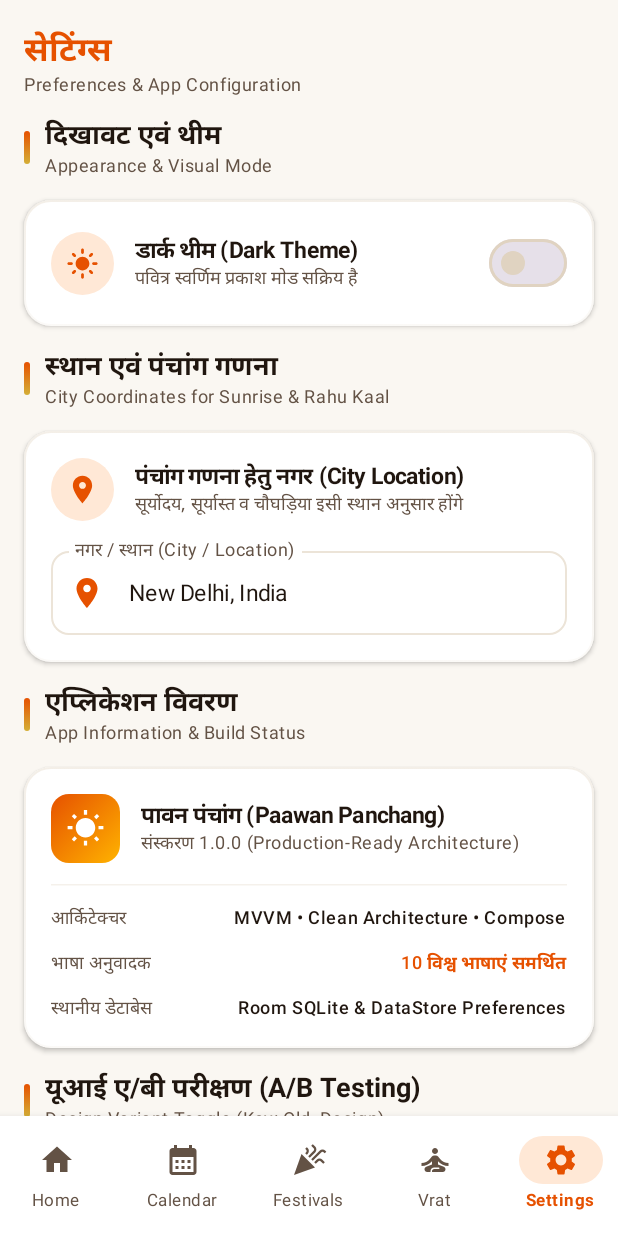
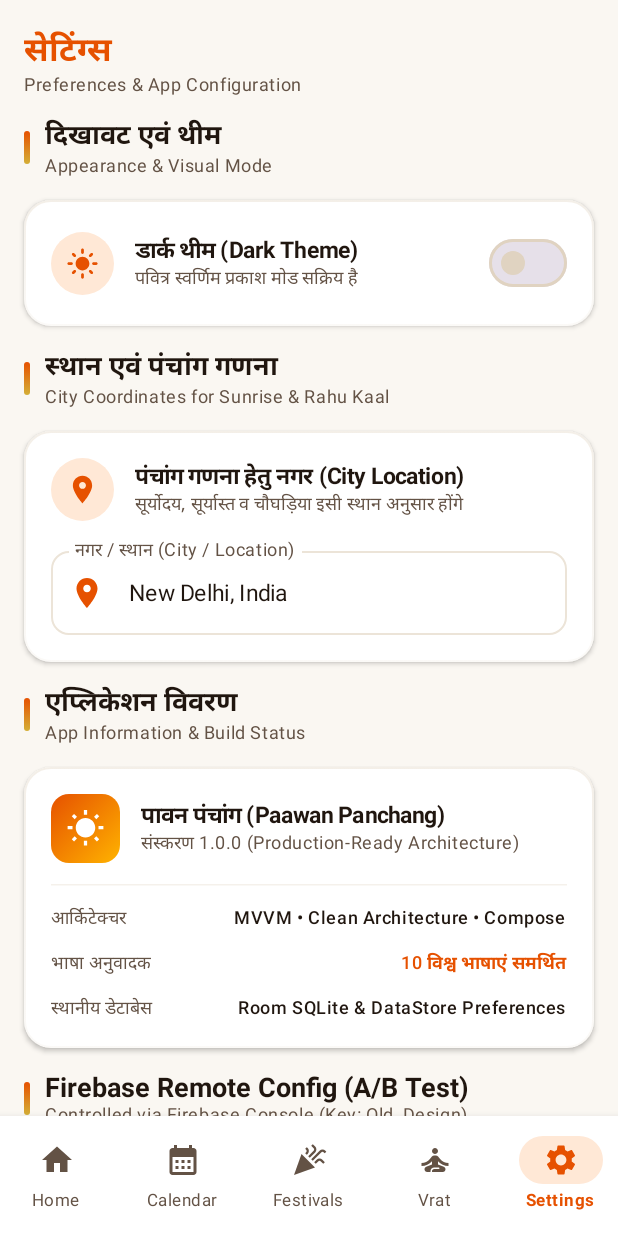
Before and after one commit to AbhishekTyagiOfficial/paawan-panchang-android, an Android app built with Jetpack Compose: the screen it shows after launch (MainActivity), item 5 of the bottom bar chosen, on a phone screen of 412 x 824 dp. Run offline under Robolectric (Android 15) with nearby library versions, the light colour scheme and no system bars; our stand-ins replace Dagger/Hilt's generated code, Room's generated code; 2 statements that could not run were skipped.

Commit message:
feat(remote-config): integrate Firebase Remote Config SDK to control Old_Design over the air

```diff
--- /dev/null
+++ b/app/src/main/java/com/paawan/panchang/data/remote/config/FirebaseRemoteConfigManager.kt
@@ -0,0 +1,69 @@
+package com.paawan.panchang.data.remote.config
+
+import android.util.Log
+import com.google.firebase.remoteconfig.ConfigUpdate
+import com.google.firebase.remoteconfig.ConfigUpdateListener
+import com.google.firebase.remoteconfig.FirebaseRemoteConfig
+import com.google.firebase.remoteconfig.FirebaseRemoteConfigException
+import com.paawan.panchang.data.local.datastore.UserPreferencesRepository
+import kotlinx.coroutines.CoroutineScope
+import kotlinx.coroutines.Dispatchers
+import kotlinx.coroutines.flow.MutableStateFlow
+import kotlinx.coroutines.flow.StateFlow
+import kotlinx.coroutines.flow.asStateFlow
+import kotlinx.coroutines.launch
+import javax.inject.Inject
+import javax.inject.Singleton
+
+@Singleton
+class FirebaseRemoteConfigManager @Inject constructor(
+    private val remoteConfig: FirebaseRemoteConfig,
+    private val preferencesRepository: UserPreferencesRepository
+) {
+    companion object {
+        private const val TAG = "FirebaseRemoteConfig"
+        const val KEY_OLD_DESIGN = "Old_Design"
+    }
+
+    private val scope = CoroutineScope(Dispatchers.IO)
+    private val _rcOldDesign = MutableStateFlow<Boolean?>(null)
+    val rcOldDesign: StateFlow<Boolean?> = _rcOldDesign.asStateFlow()
+
+    fun fetchAndApply() {
+        remoteConfig.fetchAndActivate()
+            .addOnCompleteListener { task ->
+                if (task.isSuccessful) {
+                    val isOld = remoteConfig.getBoolean(KEY_OLD_DESIGN)
+                    Log.d(TAG, "Successfully fetched & activated Remote Config: $KEY_OLD_DESIGN = $isOld")
+                    _rcOldDesign.value = isOld
+                    scope.launch {
+                        preferencesRepository.setOldDesign(isOld)
+                    }
+                } else {
+                    Log.w(TAG, "Failed to fetch Remote Config", task.exception)
+                }
+            }
+
+        // Real-time listener for instantaneous updates from Firebase Console
+        remoteConfig.addOnConfigUpdateListener(object : ConfigUpdateListener {
+            override fun onUpdate(configUpdate: ConfigUpdate) {
+                if (configUpdate.updatedKeys.contains(KEY_OLD_DESIGN)) {
+                    remoteConfig.activate().addOnCompleteListener { activateTask ->
+                        if (activateTask.isSuccessful) {
+                            val isOld = remoteConfig.getBoolean(KEY_OLD_DESIGN)
+                            Log.d(TAG, "Real-time update received: $KEY_OLD_DESIGN = $isOld")
+                            _rcOldDesign.value = isOld
+                            scope.launch {
+                                preferencesRepository.setOldDesign(isOld)
+                            }
+                        }
+                    }
+                }
+            }
+
+            override fun onError(error: FirebaseRemoteConfigException) {
+                Log.w(TAG, "Remote Config update listener error", error)
+            }
+        })
+    }
+}
--- a/app/src/main/java/com/paawan/panchang/presentation/MainViewModel.kt
+++ b/app/src/main/java/com/paawan/panchang/presentation/MainViewModel.kt
@@ -3,6 +3,7 @@ package com.paawan.panchang.presentation
 import androidx.lifecycle.ViewModel
 import androidx.lifecycle.viewModelScope
 import com.paawan.panchang.data.local.datastore.UserPreferencesRepository
+import com.paawan.panchang.data.remote.config.FirebaseRemoteConfigManager
 import dagger.hilt.android.lifecycle.HiltViewModel
 import kotlinx.coroutines.flow.SharingStarted
 import kotlinx.coroutines.flow.StateFlow
@@ -11,8 +12,14 @@ import javax.inject.Inject
 
 @HiltViewModel
 class MainViewModel @Inject constructor(
-    userPreferencesRepository: UserPreferencesRepository
+    userPreferencesRepository: UserPreferencesRepository,
+    private val remoteConfigManager: FirebaseRemoteConfigManager
 ) : ViewModel() {
+
+    init {
+        // Fetch and activate Firebase Remote Config on launch
+        remoteConfigManager.fetchAndApply()
+    }
 
     val isDarkMode: StateFlow<Boolean?> = userPreferencesRepository.isDarkMode
         .stateIn(
--- a/app/src/main/java/com/paawan/panchang/presentation/settings/SettingsScreen.kt
+++ b/app/src/main/java/com/paawan/panchang/presentation/settings/SettingsScreen.kt
@@ -305,11 +305,11 @@ fun SettingsScreen(
         }
 
         // =========================================================================
-        // 5. Section: UI A/B Testing
+        // 5. Section: UI A/B Testing (Firebase Remote Config)
         // =========================================================================
         SacredSectionHeader(
-            title = "यूआई ए/बी परीक्षण (A/B Testing)",
-            subtitle = "Design Variant Toggle (Key: Old_Design)"
+            title = "Firebase Remote Config (A/B Test)",
+            subtitle = "Controlled via Firebase Console (Key: Old_Design)"
         )
 
         PaawanCard(
@@ -344,13 +344,13 @@ fun SettingsScreen(
                     Spacer(modifier = Modifier.width(14.dp))
                     Column {
                         Text(
-                            text = "Old_Design (A/B Test)",
+                            text = "Old_Design (Firebase RC)",
                             style = MaterialTheme.typography.titleMedium,
                             fontWeight = FontWeight.Bold,
                             color = MaterialTheme.colorScheme.onSurface
                         )
                         Text(
-                            text = if (state.isOldDesign) "Old UI is active (Key: Old_Design=true)" else "New UI/UX is active (Key: Old_Design=false)",
+                            text = if (state.isOldDesign) "Old UI is active (RC: Old_Design=true)" else "New UI/UX is active (RC: Old_Design=false)",
                             style = MaterialTheme.typography.bodySmall,
                             color = MaterialTheme.colorScheme.primary
                         )
--- a/app/src/main/java/com/paawan/panchang/presentation/settings/SettingsScreenOld.kt
+++ b/app/src/main/java/com/paawan/panchang/presentation/settings/SettingsScreenOld.kt
@@ -77,12 +77,12 @@ fun SettingsScreenOld(
                 ) {
                     Column(modifier = Modifier.weight(1f).padding(end = 12.dp)) {
                         Text(
-                            text = "A/B Test: Old_Design",
+                            text = "Firebase Remote Config: Old_Design",
                             style = MaterialTheme.typography.titleMedium,
                             fontWeight = FontWeight.Bold
                         )
                         Text(
-                            text = if (state.isOldDesign) "Old UI is Active (Key: Old_Design=true)" else "New UI/UX is Active (Key: Old_Design=false)",
+                            text = if (state.isOldDesign) "Old UI is Active (RC: Old_Design=true)" else "New UI/UX is Active (RC: Old_Design=false)",
                             style = MaterialTheme.typography.bodySmall,
                             color = MaterialTheme.colorScheme.primary
                         )
--- a/app/src/main/java/com/paawan/panchang/presentation/settings/SettingsViewModel.kt
+++ b/app/src/main/java/com/paawan/panchang/presentation/settings/SettingsViewModel.kt
@@ -3,6 +3,7 @@ package com.paawan.panchang.presentation.settings
 import androidx.lifecycle.ViewModel
 import androidx.lifecycle.viewModelScope
 import com.paawan.panchang.data.local.datastore.UserPreferencesRepository
+import com.paawan.panchang.data.remote.config.FirebaseRemoteConfigManager
 import dagger.hilt.android.lifecycle.HiltViewModel
 import kotlinx.coroutines.flow.MutableStateFlow
 import kotlinx.coroutines.flow.StateFlow
@@ -13,7 +14,8 @@ import javax.inject.Inject
 
 @HiltViewModel
 class SettingsViewModel @Inject constructor(
-    private val preferencesRepository: UserPreferencesRepository
+    private val preferencesRepository: UserPreferencesRepository,
+    private val remoteConfigManager: FirebaseRemoteConfigManager
 ) : ViewModel() {
 
     private val _state = MutableStateFlow(SettingsState())
@@ -56,4 +58,8 @@ class SettingsViewModel @Inject constructor(
             preferencesRepository.setOldDesign(enabled)
         }
     }
+
+    fun refreshRemoteConfig() {
+        remoteConfigManager.fetchAndApply()
+    }
 }
--- a/build.gradle.kts
+++ b/build.gradle.kts
@@ -6,4 +6,5 @@ plugins {
     id("org.jetbrains.kotlin.plugin.compose") version "2.0.21" apply false
     id("com.google.dagger.hilt.android") version "2.51.1" apply false
     id("com.google.devtools.ksp") version "2.0.21-1.0.25" apply false
+    id("com.google.gms.google-services") version "4.4.2" apply false
 }
```
Also changed, not shown: app/build.gradle.kts (+7 -0 lines), app/src/main/java/com/paawan/panchang/di/AppModule.kt (+17 -0 lines), app/src/main/res/xml/remote_config_defaults.xml (added, +7 -0 lines), 2 other files.
